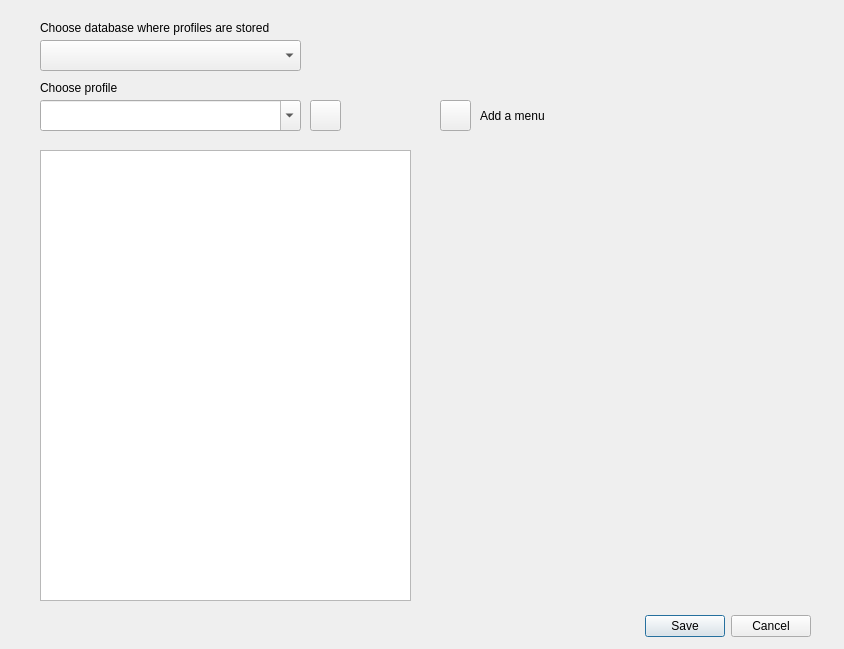
This is menu_builder_dialog_base.ui in Oslandia/qgis-menu-builder as Qt 5 draws it before an edit. The edited form follows.
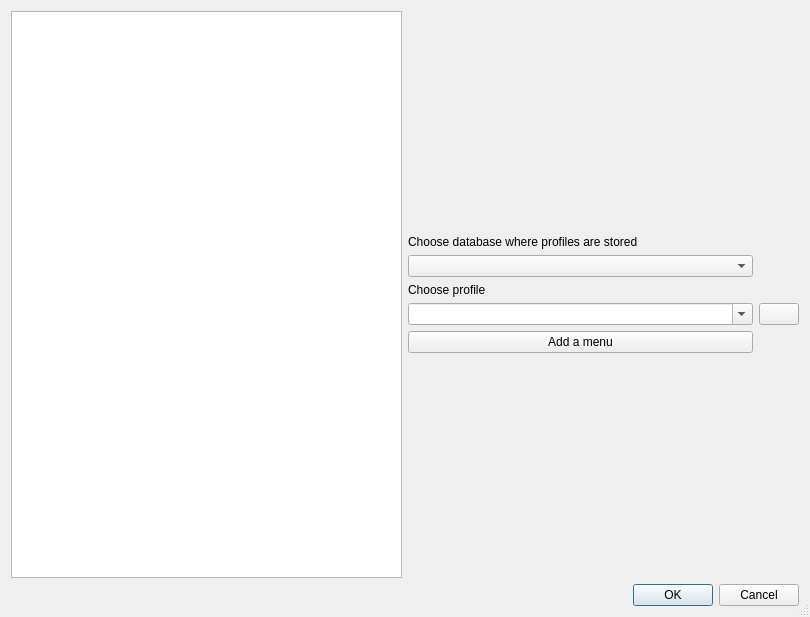
This is the edited form.

What changed in the file:
```diff
--- a/menu_builder_dialog_base.ui
+++ b/menu_builder_dialog_base.ui
@@ -6,136 +6,152 @@
    <rect>
     <x>0</x>
     <y>0</y>
-    <width>844</width>
-    <height>649</height>
+    <width>810</width>
+    <height>617</height>
    </rect>
   </property>
   <property name="windowTitle">
    <string>Menu Builder</string>
   </property>
-  <widget class="QDialogButtonBox" name="button_box">
-   <property name="geometry">
-    <rect>
-     <x>630</x>
-     <y>610</y>
-     <width>181</width>
-     <height>32</height>
-    </rect>
-   </property>
-   <property name="orientation">
-    <enum>Qt::Horizontal</enum>
-   </property>
-   <property name="standardButtons">
-    <set>QDialogButtonBox::Cancel|QDialogButtonBox::Save</set>
-   </property>
-  </widget>
-  <widget class="QComboBox" name="combo_database">
-   <property name="geometry">
-    <rect>
-     <x>40</x>
-     <y>40</y>
-     <width>261</width>
-     <height>31</height>
-    </rect>
-   </property>
-   <property name="editable">
-    <bool>false</bool>
-   </property>
-  </widget>
-  <widget class="QLabel" name="label_database">
-   <property name="geometry">
-    <rect>
-     <x>40</x>
-     <y>20</y>
-     <width>391</width>
-     <height>16</height>
-    </rect>
-   </property>
-   <property name="text">
-    <string>Choose database where profiles are stored</string>
-   </property>
-  </widget>
-  <widget class="QTreeView" name="source">
-   <property name="geometry">
-    <rect>
-     <x>40</x>
-     <y>150</y>
-     <width>371</width>
-     <height>451</height>
-    </rect>
-   </property>
-   <property name="autoFillBackground">
-    <bool>true</bool>
-   </property>
-   <attribute name="headerVisible">
-    <bool>true</bool>
-   </attribute>
-  </widget>
-  <widget class="QComboBox" name="combo_profile">
-   <property name="geometry">
-    <rect>
-     <x>40</x>
-     <y>100</y>
-     <width>261</width>
-     <height>31</height>
-    </rect>
-   </property>
-   <property name="editable">
-    <bool>true</bool>
-   </property>
-  </widget>
-  <widget class="QLabel" name="label_profile">
-   <property name="geometry">
-    <rect>
-     <x>40</x>
-     <y>80</y>
-     <width>151</width>
-     <height>16</height>
-    </rect>
-   </property>
-   <property name="text">
-    <string>Choose profile</string>
-   </property>
-  </widget>
-  <widget class="QPushButton" name="button_add_menu">
-   <property name="geometry">
-    <rect>
-     <x>440</x>
-     <y>100</y>
-     <width>31</width>
-     <height>31</height>
-    </rect>
-   </property>
-   <property name="text">
-    <string/>
-   </property>
-  </widget>
-  <widget class="QLabel" name="label_add_menu">
-   <property name="geometry">
-    <rect>
-     <x>480</x>
-     <y>108</y>
-     <width>161</width>
-     <height>16</height>
-    </rect>
-   </property>
-   <property name="text">
-    <string>Add a menu</string>
-   </property>
-  </widget>
-  <widget class="QPushButton" name="button_delete_profile">
-   <property name="geometry">
-    <rect>
-     <x>310</x>
-     <y>100</y>
-     <width>31</width>
-     <height>31</height>
-    </rect>
-   </property>
-   <property name="text">
-    <string/>
-   </property>
-  </widget>
+  <property name="sizeGripEnabled">
+   <bool>true</bool>
+  </property>
+  <property name="modal">
+   <bool>true</bool>
+  </property>
+  <layout class="QVBoxLayout" name="verticalLayout_3">
+   <item>
+    <layout class="QVBoxLayout" name="verticalLayout">
+     <item>
+      <layout class="QHBoxLayout" name="horizontalLayout">
+       <item>
+        <widget class="QTreeView" name="source">
+         <property name="enabled">
+          <bool>true</bool>
+         </property>
+         <property name="sizePolicy">
+          <sizepolicy hsizetype="Expanding" vsizetype="Expanding">
+           <horstretch>0</horstretch>
+           <verstretch>0</verstretch>
+          </sizepolicy>
+         </property>
+         <property name="autoFillBackground">
+          <bool>true</bool>
+         </property>
+         <attribute name="headerVisible">
+          <bool>true</bool>
+         </attribute>
+        </widget>
+       </item>
+       <item>
+        <layout class="QVBoxLayout" name="verticalLayout_2">
+         <item>
+          <layout class="QGridLayout" name="gridLayout">
+           <property name="verticalSpacing">
+            <number>6</number>
+           </property>
+           <item row="6" column="0">
+            <widget class="QPushButton" name="button_add_menu">
+             <property name="sizePolicy">
+              <sizepolicy hsizetype="Expanding" vsizetype="Fixed">
+               <horstretch>0</horstretch>
+               <verstretch>0</verstretch>
+              </sizepolicy>
+             </property>
+             <property name="text">
+              <string>Add a menu</string>
+             </property>
+            </widget>
+           </item>
+           <item row="1" column="0">
+            <widget class="QLabel" name="label_database">
+             <property name="sizePolicy">
+              <sizepolicy hsizetype="Expanding" vsizetype="Fixed">
+               <horstretch>0</horstretch>
+               <verstretch>0</verstretch>
+              </sizepolicy>
+             </property>
+             <property name="text">
+              <string>Choose database where profiles are stored</string>
+             </property>
+            </widget>
+           </item>
+           <item row="2" column="0">
+            <widget class="QComboBox" name="combo_database">
+             <property name="sizePolicy">
+              <sizepolicy hsizetype="Expanding" vsizetype="Fixed">
+               <horstretch>0</horstretch>
+               <verstretch>0</verstretch>
+              </sizepolicy>
+             </property>
+             <property name="editable">
+              <bool>false</bool>
+             </property>
+            </widget>
+           </item>
+           <item row="5" column="0">
+            <widget class="QComboBox" name="combo_profile">
+             <property name="sizePolicy">
+              <sizepolicy hsizetype="Expanding" vsizetype="Fixed">
+               <horstretch>0</horstretch>
+               <verstretch>0</verstretch>
+              </sizepolicy>
+             </property>
+             <property name="editable">
+              <bool>true</bool>
+             </property>
+            </widget>
+           </item>
+           <item row="3" column="0">
+            <widget class="QLabel" name="label_profile">
+             <property name="sizePolicy">
+              <sizepolicy hsizetype="Expanding" vsizetype="Fixed">
+               <horstretch>0</horstretch>
+               <verstretch>0</verstretch>
+              </sizepolicy>
+             </property>
+             <property name="text">
+              <string>Choose profile</string>
+             </property>
+            </widget>
+           </item>
+           <item row="5" column="1">
+            <widget class="QPushButton" name="button_delete_profile">
+             <property name="sizePolicy">
+              <sizepolicy hsizetype="Fixed" vsizetype="Fixed">
+               <horstretch>0</horstretch>
+               <verstretch>0</verstretch>
+              </sizepolicy>
+             </property>
+             <property name="toolTip">
+              <string>Delete current profile</string>
+             </property>
+             <property name="text">
+              <string/>
+             </property>
+            </widget>
+           </item>
+          </layout>
+         </item>
+        </layout>
+       </item>
+      </layout>
+     </item>
+     <item>
+      <widget class="QDialogButtonBox" name="buttonBox">
+       <property name="orientation">
+        <enum>Qt::Horizontal</enum>
+       </property>
+       <property name="standardButtons">
+        <set>QDialogButtonBox::Cancel|QDialogButtonBox::Ok</set>
+       </property>
+      </widget>
+     </item>
+    </layout>
+   </item>
+  </layout>
+  <zorder>verticalLayoutWidget</zorder>
+  <zorder>button_delete_profile</zorder>
  </widget>
  <resources/>
  <connections>
```
Left out of the diff: 53 changed lines with no effect on the pictures.
